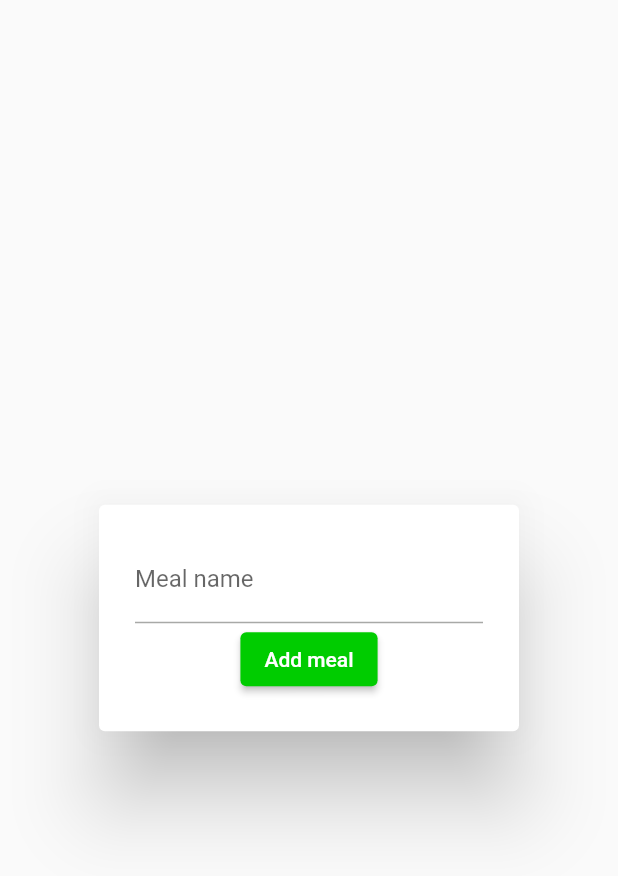
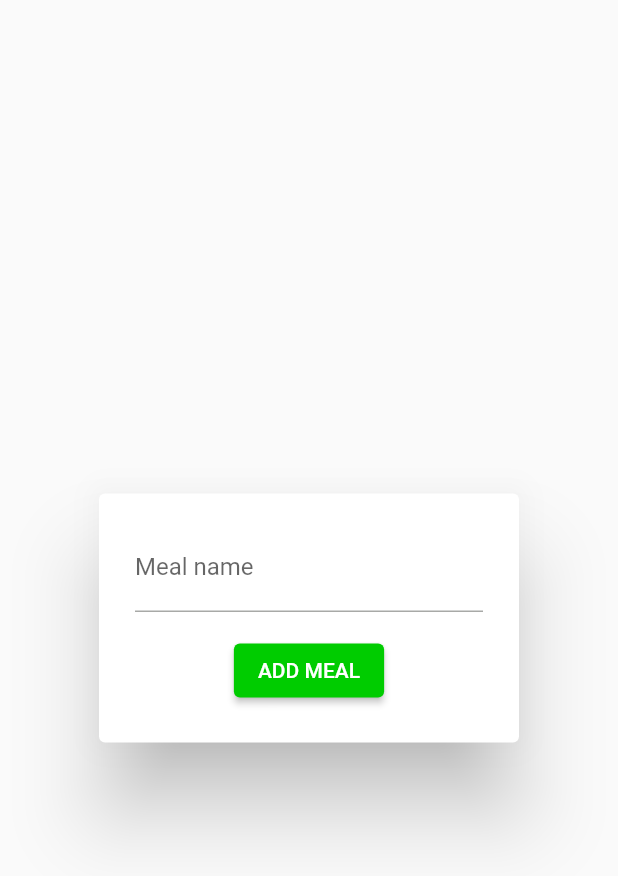
Before and after one commit to josepcapotorres/flutter_recipe_book, a Flutter app: the _AddMealDialog widget shown alone on an empty page, opened directly, on a phone screen of 412 x 824 dp. Shown: the top 876 px of the screen. Run offline on Flutter 3.47's test engine with Material 2 defaults, Android fonts, the phone set to English and light mode, and no system bars; our stand-ins replace flutter_translate, get, sqflite; accounts and stored records are empty.

Commit message:
Add trim methods and an uppercase text that was missing

```diff
--- a/lib/views/pages/meals_page.dart
+++ b/lib/views/pages/meals_page.dart
@@ -119,8 +119,9 @@ class _AddMealDialog extends StatelessWidget {
               controller: _mealsEditingCtrl,
               validator: _mealsController.validateEmptyField,
             ),
+            SizedBox(height: 15),
             ElevatedButton(
-              child: Text(translate("meals_page.add_meal")),
+              child: Text(translate("meals_page.add_meal").toUpperCase()),
               onPressed: () {
                 final formState = _formKey.currentState;
 
@@ -129,7 +130,7 @@ class _AddMealDialog extends StatelessWidget {
 
                   if (meal != null) {
                     // Call update existing meal
-                    meal!.name = _mealsEditingCtrl.text;
+                    meal!.name = _mealsEditingCtrl.text.trim();
                     _mealsController.updateMeal(meal!);
                   } else {
                     // Call insert new meal
```
Also changed, not shown: lib/views/pages/recipe_detail_page.dart (+4 -4 lines).
